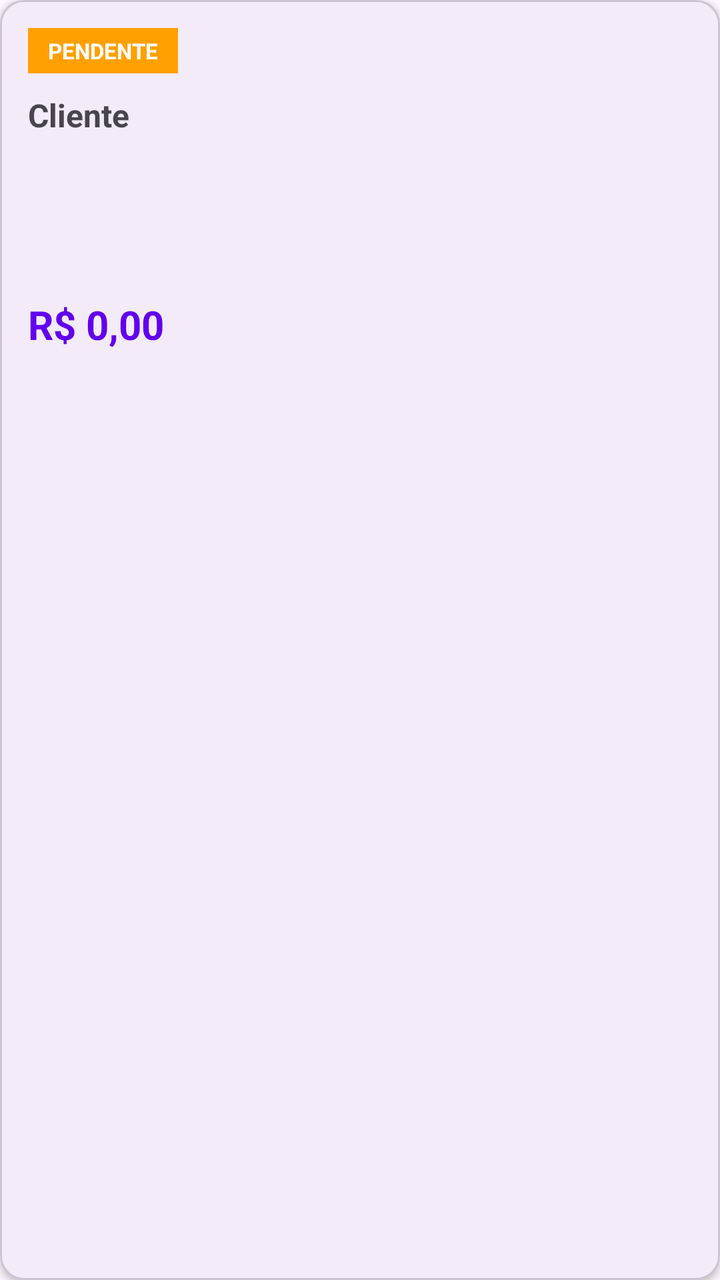
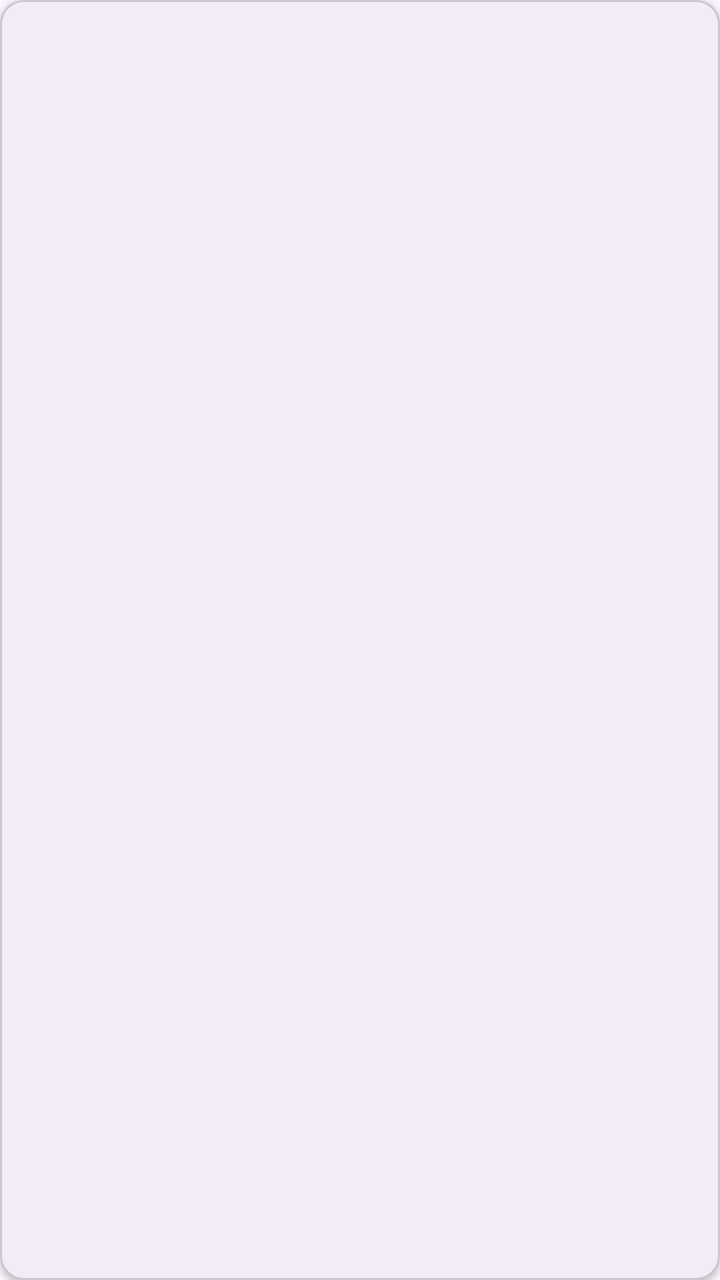

Compare the two renders of this Android layout. The source of the first and the diff that turns it into the second are given below.
<!-- AndroidManifest.xml: application theme Theme.MeuFreela -->
<!-- res/layout/item_solicitacao.xml -->
<?xml version="1.0" encoding="utf-8"?>
<com.google.android.material.card.MaterialCardView
    xmlns:android="http://schemas.android.com/apk/res/android"
    xmlns:app="http://schemas.android.com/apk/res-auto"
    android:layout_width="match_parent"
    android:layout_height="wrap_content"
    android:layout_margin="6dp"
    app:cardCornerRadius="12dp"
    app:cardElevation="2dp">

    <LinearLayout
        android:layout_width="match_parent"
        android:layout_height="wrap_content"
        android:orientation="vertical"
        android:padding="14dp">

        
        <TextView
            android:id="@+id/textStatus"
            android:layout_width="wrap_content"
            android:layout_height="wrap_content"
            android:paddingHorizontal="10dp"
            android:paddingVertical="4dp"
            android:textSize="11sp"
            android:textStyle="bold"
            android:textColor="#FFFFFF"
            android:background="#FFA000"
            android:text="PENDENTE" />

        
        <TextView
            android:id="@+id/textCliente"
            android:layout_width="match_parent"
            android:layout_height="wrap_content"
            android:textSize="16sp"
            android:textStyle="bold"
            android:layout_marginTop="10dp"
            android:text="Cliente" />

        
        <TextView
            android:id="@+id/textDescricao"
            android:layout_width="match_parent"
            android:layout_height="wrap_content"
            android:textSize="14sp"
            android:layout_marginTop="6dp"
            android:maxLines="3"
            android:ellipsize="end" />

        
        <TextView
            android:id="@+id/textEndereco"
            android:layout_width="match_parent"
            android:layout_height="wrap_content"
            android:textSize="13sp"
            android:textColor="#666666"
            android:layout_marginTop="6dp"
            android:drawablePadding="4dp" />

        
        <TextView
            android:id="@+id/textData"
            android:layout_width="match_parent"
            android:layout_height="wrap_content"
            android:textSize="13sp"
            android:textColor="#666666"
            android:layout_marginTop="4dp" />

        
        <TextView
            android:id="@+id/textValor"
            android:layout_width="wrap_content"
            android:layout_height="wrap_content"
            android:textSize="20sp"
            android:textStyle="bold"
            android:textColor="#6200EE"
            android:layout_marginTop="10dp"
            android:text="R$ 0,00" />

        
        <LinearLayout
            android:id="@+id/containerAcoes"
            android:layout_width="match_parent"
            android:layout_height="wrap_content"
            android:orientation="horizontal"
            android:layout_marginTop="12dp" />
    </LinearLayout>
</com.google.android.material.card.MaterialCardView>
<!-- resources referenced by this layout -->
<resources>
  <style name="Theme.MeuFreela" parent="Base.Theme.MeuFreela" />
  <style name="Base.Theme.MeuFreela" parent="Theme.Material3.DayNight.NoActionBar">
          
          
      </style>
</resources>

<!-- the commit's change to res/layout/item_solicitacao.xml (unified diff, before → after) -->
@@ -14,68 +14,62 @@
         android:orientation="vertical"
         android:padding="14dp">
 
-        
-        <TextView
-            android:id="@+id/textStatus"
-            android:layout_width="wrap_content"
-            android:layout_height="wrap_content"
-            android:paddingHorizontal="10dp"
-            android:paddingVertical="4dp"
-            android:textSize="11sp"
-            android:textStyle="bold"
-            android:textColor="#FFFFFF"
-            android:background="#FFA000"
-            android:text="PENDENTE" />
-
-        
-        <TextView
-            android:id="@+id/textCliente"
+        <LinearLayout
             android:layout_width="match_parent"
             android:layout_height="wrap_content"
-            android:textSize="16sp"
-            android:textStyle="bold"
-            android:layout_marginTop="10dp"
-            android:text="Cliente" />
+            android:orientation="horizontal">
 
-        
+            <TextView
+                android:id="@+id/textNome"
+                android:layout_width="0dp"
+                android:layout_height="wrap_content"
+                android:layout_weight="1"
+                android:textStyle="bold"
+                android:textSize="15sp" />
+
+            <TextView
+                android:id="@+id/textStatus"
+                android:layout_width="wrap_content"
+                android:layout_height="wrap_content"
+                android:textSize="12sp"
+                android:textStyle="bold"
+                android:paddingHorizontal="8dp"
+                android:paddingVertical="4dp" />
+        </LinearLayout>
+
         <TextView
             android:id="@+id/textDescricao"
             android:layout_width="match_parent"
             android:layout_height="wrap_content"
-            android:textSize="14sp"
             android:layout_marginTop="6dp"
+            android:textSize="13sp"
             android:maxLines="3"
             android:ellipsize="end" />
 
-        
         <TextView
             android:id="@+id/textEndereco"
             android:layout_width="match_parent"
             android:layout_height="wrap_content"
-            android:textSize="13sp"
-            android:textColor="#666666"
-            android:layout_marginTop="6dp"
-            android:drawablePadding="4dp" />
+            android:layout_marginTop="4dp"
+            android:textSize="12sp"
+            android:textColor="#666666" />
 
-        
         <TextView
             android:id="@+id/textData"
             android:layout_width="match_parent"
             android:layout_height="wrap_content"
-            android:textSize="13sp"
-            android:textColor="#666666"
-            android:layout_marginTop="4dp" />
+            android:layout_marginTop="4dp"
+            android:textSize="12sp"
+            android:textColor="#666666" />
 
-        
         <TextView
             android:id="@+id/textValor"
             android:layout_width="wrap_content"
             android:layout_height="wrap_content"
-            android:textSize="20sp"
+            android:layout_marginTop="8dp"
+            android:textSize="16sp"
             android:textStyle="bold"
-            android:textColor="#6200EE"
-            android:layout_marginTop="10dp"
-            android:text="R$ 0,00" />
+            android:textColor="#6200EE" />
 
         
         <LinearLayout
@@ -83,6 +77,25 @@
             android:layout_width="match_parent"
             android:layout_height="wrap_content"
             android:orientation="horizontal"
-            android:layout_marginTop="12dp" />
+            android:layout_marginTop="12dp"
+            android:visibility="gone">
+
+            <com.google.android.material.button.MaterialButton
+                android:id="@+id/botaoRecusar"
+                style="@style/Widget.MaterialComponents.Button.OutlinedButton"
+                android:layout_width="0dp"
+                android:layout_height="wrap_content"
+                android:layout_weight="1"
+                android:layout_marginEnd="6dp"
+                android:text="Recusar" />
+
+            <com.google.android.material.button.MaterialButton
+                android:id="@+id/botaoAceitar"
+                android:layout_width="0dp"
+                android:layout_height="wrap_content"
+                android:layout_weight="1"
+                android:layout_marginStart="6dp"
+                android:text="Aceitar" />
+        </LinearLayout>
     </LinearLayout>
 </com.google.android.material.card.MaterialCardView>
